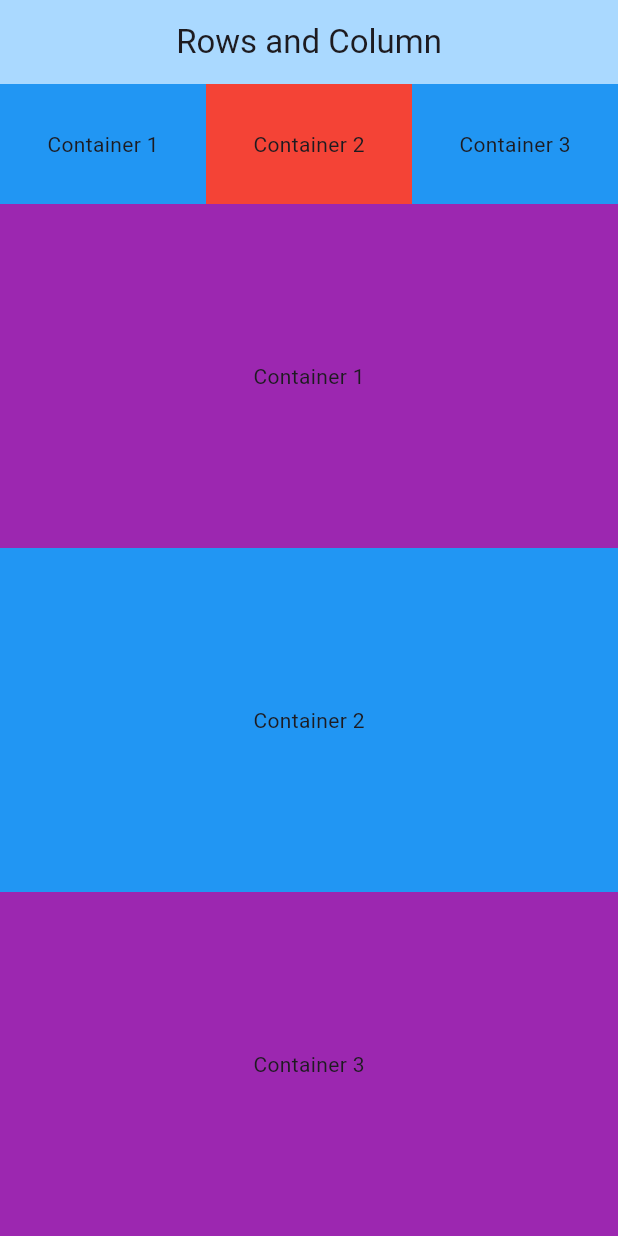
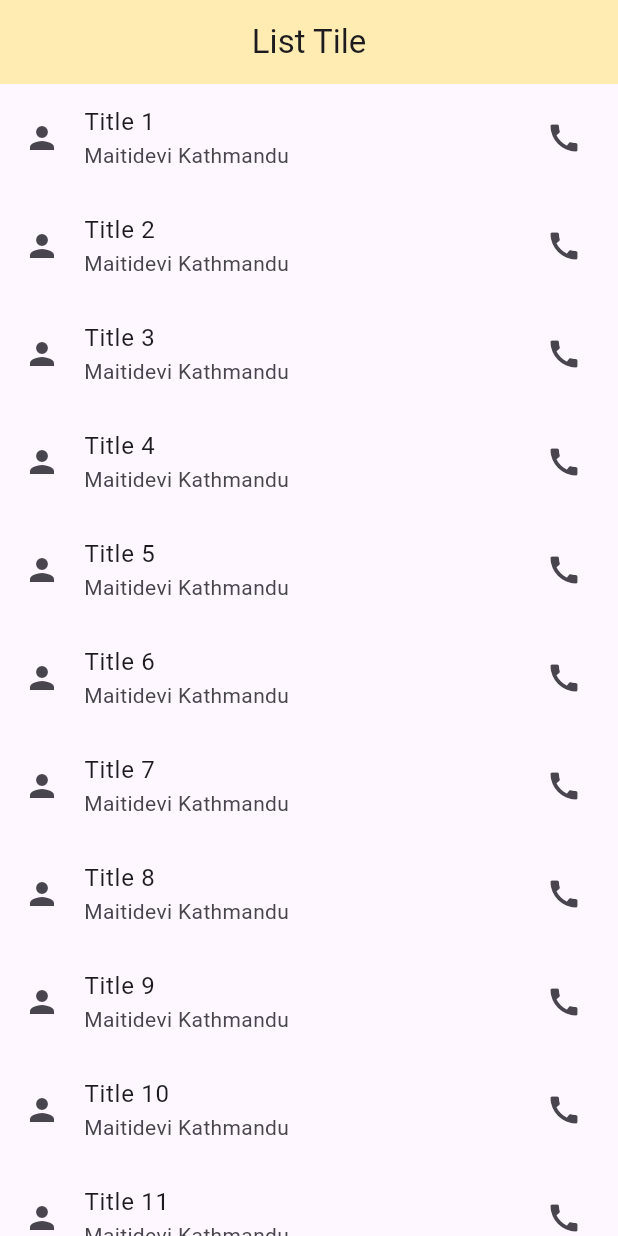
Before and after one commit to adarshrwl/flutter_class_work, a Flutter app: the screen it shows after launch, on a phone screen of 412 x 824 dp. Run offline on Flutter 3.47's test engine with Material 3 defaults, Android fonts, the phone set to English and light mode, and no system bars.

Commit message:
list tile using loop

```diff
--- a/lib/app/app.dart
+++ b/lib/app/app.dart
@@ -5,6 +5,7 @@ import 'package:flutter_application/screen/container_learn_screen.dart';
 import 'package:flutter_application/screen/dashboard_screen.dart';
 import 'package:flutter_application/screen/flexible_expanded_screen.dart';
 import 'package:flutter_application/screen/flutter_layout_screen.dart';
+import 'package:flutter_application/screen/list_tile_screen.dart';
 import 'package:flutter_application/screen/mathematical_screen.dart';
 import 'package:flutter_application/screen/radio_button_learn.dart';
 import 'package:flutter_application/screen/rectangle_screen.dart';
@@ -17,7 +18,7 @@ class App extends StatelessWidget {
   Widget build(BuildContext context) {
     return const MaterialApp(
       debugShowCheckedModeBanner: false,
-      home: RowColumn(),
+      home: ListTileScreen(),
     );
   }
 }
--- /dev/null
+++ b/lib/common/listtile/listtile_common.dart
@@ -0,0 +1,16 @@
+import 'package:flutter/material.dart';
+
+class CommonListTile extends StatelessWidget {
+  final int index;
+  const CommonListTile({super.key, required this.index});
+
+  @override
+  Widget build(BuildContext context) {
+    return ListTile(
+      leading: const Icon(Icons.person),
+      title: Text('Title ${index + 1}'),
+      subtitle: const Text("Maitidevi Kathmandu"),
+      trailing: const Icon(Icons.call),
+    );
+  }
+}
--- /dev/null
+++ b/lib/screen/image_screen.dart
@@ -0,0 +1,10 @@
+import 'package:flutter/material.dart';
+
+class ImageScreen extends StatelessWidget {
+  const ImageScreen({super.key});
+
+  @override
+  Widget build(BuildContext context) {
+    return const Placeholder();
+  }
+}
--- /dev/null
+++ b/lib/screen/list_tile_screen.dart
@@ -0,0 +1,22 @@
+import 'package:flutter/material.dart';
+import 'package:flutter_application/common/listtile/listtile_common.dart';
+
+class ListTileScreen extends StatelessWidget {
+  const ListTileScreen({super.key});
+
+  @override
+  Widget build(BuildContext context) {
+    return Scaffold(
+      appBar: AppBar(
+        title: const Text('List Tile'),
+        backgroundColor: Colors.amber[100],
+        centerTitle: true,
+      ),
+      body: SingleChildScrollView(
+        child: Column(
+          children: [for (int i = 0; i < 20; i++) CommonListTile(index: i)],
+        ),
+      ),
+    );
+  }
+}
```
